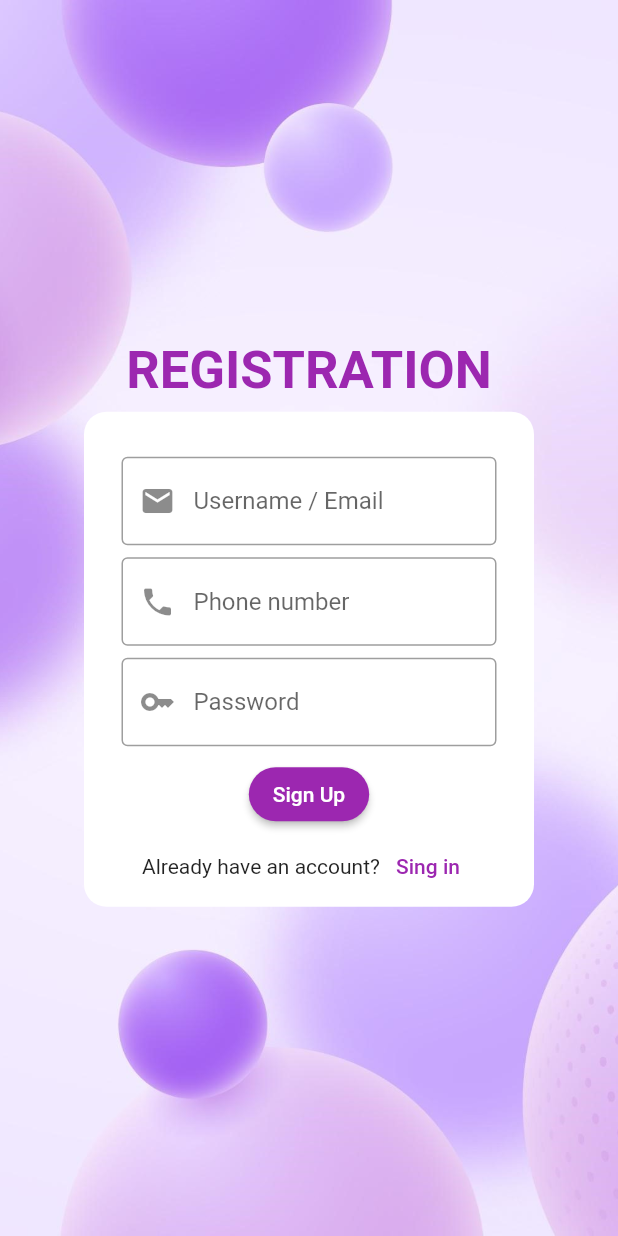
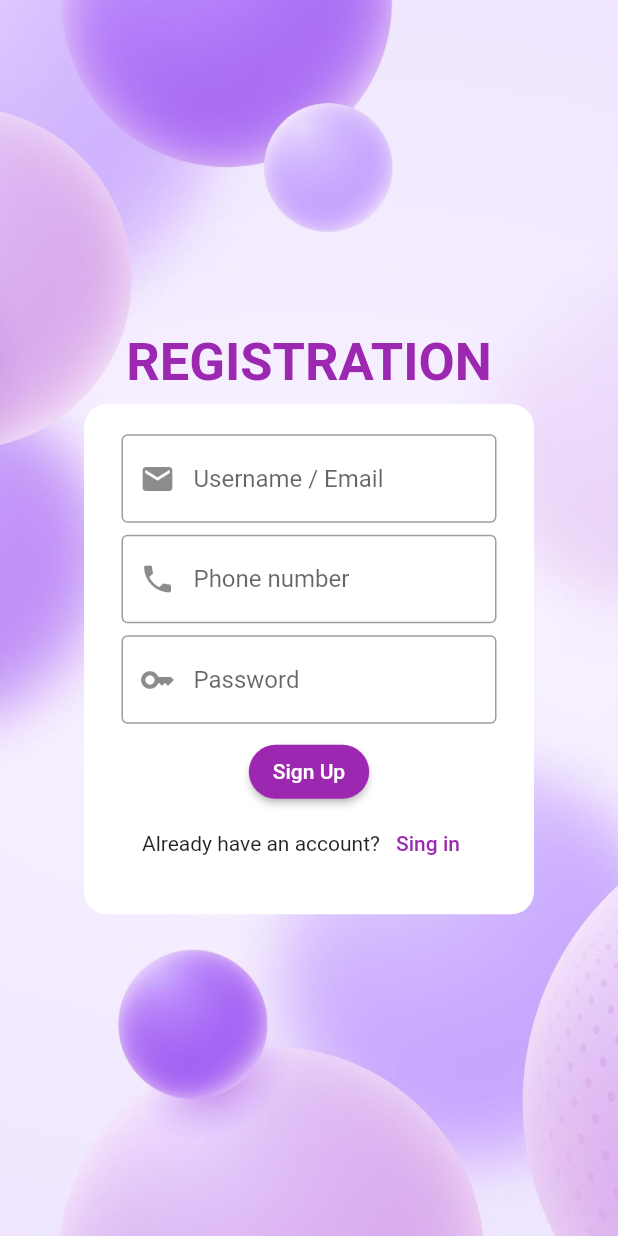
Before and after one commit to erwinsgal/login_hw, a Flutter app: the RegisterPage screen opened directly, on a phone screen of 412 x 824 dp. Run offline on Flutter 3.47's test engine with Material 2 defaults, Android fonts, the phone set to English and light mode, and no system bars; our stand-ins replace easy_localization, like_button; missing offline and left inert: qr_code_scanner.

```diff
--- a/lib/pages/navi_pages/map_page.dart
+++ b/lib/pages/navi_pages/map_page.dart
@@ -8,6 +8,7 @@ class MapPage extends StatefulWidget {
 }
 
 class _MapPageState extends State<MapPage> {
+
   @override
   Widget build(BuildContext context) {
     return Container();
--- a/lib/pages/register_page.dart
+++ b/lib/pages/register_page.dart
@@ -1,26 +1,15 @@
+import 'dart:convert';
+
 import 'package:easy_localization/easy_localization.dart';
 import 'package:flutter/material.dart';
 import 'package:login_page_hw/pages/login_page.dart';
 import 'package:login_page_hw/pages/main_page.dart';
-
+import 'package:login_page_hw/model/user.dart';
 import '../translations/locale_keys.g.dart';
+import 'package:http/http.dart' as http;
 
 class RegisterPage extends StatelessWidget {
   const RegisterPage({Key? key}) : super(key: key);
-
-//   @override
-//   Widget build(BuildContext context) {
-//     return MaterialApp(
-//       routes: {
-//         '/login': (context) => const FirstPage(),
-//         '/register': (context) => const SecondPage()
-//       },
-//     );
-//   }
-// }
-//
-// class SecondPage extends StatelessWidget {
-//   const SecondPage({Key? key}) : super(key: key);
 
   @override
   Widget build(BuildContext context) {
@@ -35,7 +24,7 @@ class RegisterPage extends StatelessWidget {
             )),
             child: Column(
               mainAxisAlignment: MainAxisAlignment.center,
-              children:  [
+              children: [
                 Padding(
                   padding: EdgeInsets.all(7),
                   child: Text(
@@ -55,49 +44,87 @@ class RegisterPage extends StatelessWidget {
 }
 
 class RegisterBox extends StatelessWidget {
-  const RegisterBox({Key? key}) : super(key: key);
+  final _formKey = GlobalKey<FormState>();
+  final _containerKey = GlobalKey<FormState>();
+  final _nameController = TextEditingController();
+  final _emailController = TextEditingController();
+  final _passController = TextEditingController();
+  final _confirmPassController = TextEditingController();
+  final _phoneController = TextEditingController();
+
+  final _nameFocus = FocusNode();
+  final _passFocus = FocusNode();
+  final _phoneFocus = FocusNode();
+
+  User newUser = User();
+
+  @override
+  void dispose() {
+    _nameController.dispose();
+    _emailController.dispose();
+    _passController.dispose();
+    _confirmPassController.dispose();
+    _nameFocus.dispose();
+    _passFocus.dispose();
+  }
+
+  void _fieldFocusChange(
+      BuildContext context, FocusNode currentFocus, FocusNode nextFocus) {
+    currentFocus.unfocus();
+    FocusScope.of(context).requestFocus(nextFocus);
+  }
 
   @override
   Widget build(BuildContext context) {
     return Container(
+      key: _containerKey,
       width: 300,
-      height: 330,
+      height: 340,
       decoration: const BoxDecoration(
         color: Colors.white,
         borderRadius: BorderRadius.all(Radius.circular(15)),
       ),
-      child: Column(
-        crossAxisAlignment: CrossAxisAlignment.start,
+      child: ListView(
+        key: _formKey,
         children: [
-          const SizedBox(height: 30),
+          const SizedBox(height: 20),
           Padding(
             padding: EdgeInsets.only(left: 25, top: 0, right: 25, bottom: 8),
-            child: TextField(
+            child: TextFormField(
+              focusNode: _nameFocus,
+              controller: _nameController,
               decoration: InputDecoration(
                 prefixIcon: Icon(Icons.mail),
                 border: OutlineInputBorder(),
                 hintText: LocaleKeys.inputusername.tr(),
               ),
+              validator: validateName,
             ),
           ),
           Padding(
             padding: EdgeInsets.only(left: 25, top: 0, right: 25, bottom: 8),
-            child: TextField(
+            child: TextFormField(
+              controller: _phoneController,
+              focusNode: _phoneFocus,
               decoration: InputDecoration(
                 prefixIcon: Icon(Icons.phone),
                 border: OutlineInputBorder(),
                 hintText: LocaleKeys.inputphone.tr(),
               ),
+              // validator: validatePhoneNumber,
             ),
           ),
           Padding(
             padding: EdgeInsets.only(left: 25, top: 0, right: 25, bottom: 8),
-            child: TextField(
+            child: TextFormField(
+              controller: _passController,
+              focusNode: _passFocus,
               decoration: InputDecoration(
                 prefixIcon: Icon(Icons.key),
                 border: OutlineInputBorder(),
                 hintText: LocaleKeys.inputpassword.tr(),
               ),
+              validator: _validatePassword,
             ),
           ),
           Center(
@@ -108,14 +135,7 @@ class RegisterBox extends StatelessWidget {
                   borderRadius: BorderRadius.circular(30),
                 ),
               ),
-              onPressed: () {
-                Navigator.push(
-                  context,
-                  MaterialPageRoute(
-                    builder: (context) => WelcomePage(),
-                  ),
-                );
-              },
+              onPressed: _submitForm,
               child: Text(LocaleKeys.buttonSubmit.tr()),
             ),
           ),
@@ -125,9 +145,7 @@ class RegisterBox extends StatelessWidget {
               children: [
                 Text(LocaleKeys.haveacc.tr()),
                 TextButton(
-                  style: TextButton.styleFrom(
-                    primary: Colors.purple
-                  ),
+                    style: TextButton.styleFrom(primary: Colors.purple),
                     onPressed: () {
                       Navigator.push(
                         context,
@@ -144,4 +162,129 @@ class RegisterBox extends StatelessWidget {
       ),
     );
   }
+
+  void _submitForm() {
+    {
+      const url =
+          'https://login-hw-62aee-default-rtdb.europe-west1.firebasedatabase.app/login_users.json';
+      http.post(Uri.parse(url),
+          body: jsonEncode({
+            'name': _nameController.text,
+            'phone': _phoneController.text,
+            'password': _passController.text,
+          }));
+    }
+  }
+
+  //
+  // void _submitForm() {
+  //     _formKey.currentState!.save();
+  //     _showDialog(name: _nameController.text);
+  //     log('Name: ${_nameController.text}');
+  //     log('Phone: ${_phoneController.text}');
+  //     log('Email: ${_emailController.text}');
+  //     log('Country: $_selectedCountry');
+  //     log('Story: ${_storyController.text}');
+  //   } else {
+  //     _showMessage(message: 'Form is not valid! Please review and correct');
+  //   }
+  // }
+
+  String? validateName(String? value) {
+    final nameExp = RegExp(r'^[A-Za-z ]+$');
+    if (value == null) {
+      return 'Name is required.';
+    } else if (!nameExp.hasMatch(value)) {
+      return 'Please enter alphabetical characters.';
+    } else {
+      return null;
+    }
+  }
+
+  bool validatePhoneNumber(String input) {
+    final phoneExp = RegExp(r'^\(\d\d\d\)\d\d\d\-\d\d\d\d$');
+    return phoneExp.hasMatch(input);
+  }
+
+  String? validateEmail(String? value) {
+    if (value == null) {
+      return 'Email cannot be empty';
+    } else if (!_emailController.text.contains('@')) {
+      return 'Invalid email address';
+    } else {
+      return null;
+    }
+  }
+
+  String? _validatePassword(String? value) {
+    if (_passController.text.length != 8) {
+      return '8 character required for password';
+    } else if (_confirmPassController.text != _passController.text) {
+      return 'Password does not match';
+    } else {
+      return null;
+    }
+  }
+//
+// void _showMessage({required String message}) {
+//   ScaffoldMessenger.of(context).showSnackBar(
+//     SnackBar(
+//       duration: const Duration(seconds: 1),
+//       backgroundColor: Colors.red,
+//       content: Text(
+//         message,
+//         style: const TextStyle(
+//           color: Colors.white,
+//           fontWeight: FontWeight.w600,
+//           fontSize: 18.0,
+//         ),
+//       ),
+//     ),
+//   );
+//
+//   void _showDialog({required String name}) {
+//     showDialog(
+//       context: context,
+//       builder: (context) {
+//         return AlertDialog(
+//           title: const Text(
+//             'Registration successful',
+//             style: TextStyle(
+//               color: Colors.green,
+//             ),
+//           ),
+//           content: Text(
+//             '$name is now a verified register form',
+//             style: const TextStyle(
+//               fontWeight: FontWeight.w700,
+//               fontSize: 18.0,
+//             ),
+//           ),
+//           actions: [
+//             TextButton(
+//               onPressed: () {
+//                 Navigator.pop(context);
+//                 Navigator.push(
+//                   context,
+//                   MaterialPageRoute(
+//                     builder: (context) =>
+//                         UserInfoPage(
+//                           userInfo: newUser,
+//                         ),
+//                   ),
+//                 );
+//               },
+//               child: const Text(
+//                 'Verified',
+//                 style: TextStyle(
+//                   color: Colors.green,
+//                   fontSize: 18.0,
+//                 ),
+//               ),
+//             ),
+//           ],
+//         );
+//       },
+//     );
+//   }
 }
--- a/pubspec.yaml
+++ b/pubspec.yaml
@@ -38,7 +38,11 @@ dependencies:
   country_icons: ^2.0.2
   like_button: ^2.0.5
   qr_code_scanner: ^1.0.1
-
+  google_maps: ^6.2.0
+  http: ^0.13.5
+  google_maps_flutter: ^2.2.1
+  flutter_local_notifications: ^12.0.3
+  firebase_messaging: ^14.1.0
 
 
 
```
Also changed, not shown: lib/pages/login_page.dart (+0 -15 lines), pubspec.lock, 3 other files.
